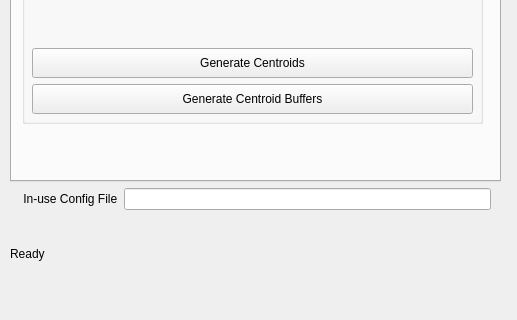
The window that plugin/mgp_mainwindow.ui (mmoreno-cart/mics-geocoding) describes before a commit, drawn with Qt 5; both pictures show x 0 to 517 and y 379 to 699 of the 517 by 699 pixel window.
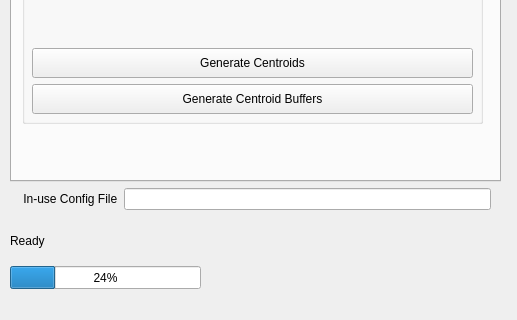
The same window after the commit. Icons and pictures are not drawn.

Commit message: feat: create Progress Bar class and ui element

The edit to the form file:
```diff
--- a/plugin/mgp_mainwindow.ui
+++ b/plugin/mgp_mainwindow.ui
@@ -1109,8 +1109,8 @@
          <rect>
           <x>0</x>
           <y>0</y>
-          <width>301</width>
-          <height>75</height>
+          <width>291</width>
+          <height>50</height>
          </rect>
         </property>
         <property name="sizePolicy">
@@ -1122,7 +1122,7 @@
         <property name="minimumSize">
          <size>
           <width>90</width>
-          <height>75</height>
+          <height>50</height>
          </size>
         </property>
         <property name="maximumSize">
@@ -1144,6 +1144,19 @@
          <bool>true</bool>
         </property>
        </widget>
+       <widget class="QProgressBar" name="progressBar">
+        <property name="geometry">
+         <rect>
+          <x>0</x>
+          <y>50</y>
+          <width>191</width>
+          <height>23</height>
+         </rect>
+        </property>
+        <property name="value">
+         <number>24</number>
+        </property>
+       </widget>
       </widget>
      </item>
     </layout>
```
The commit also changes 3 other files.
